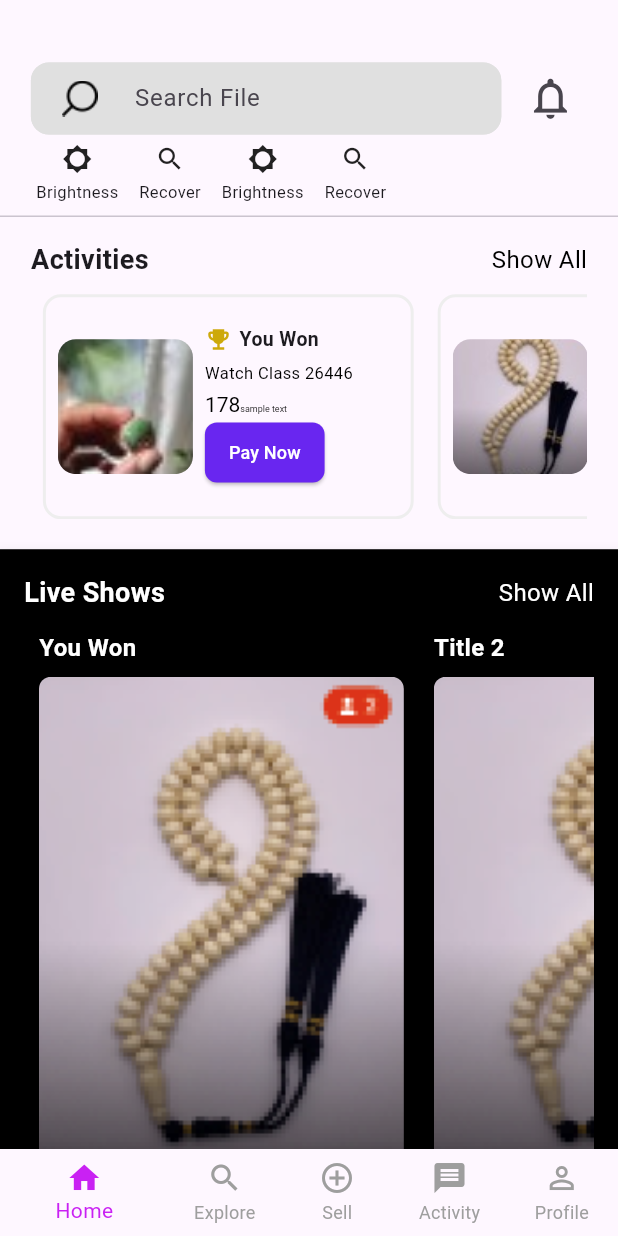
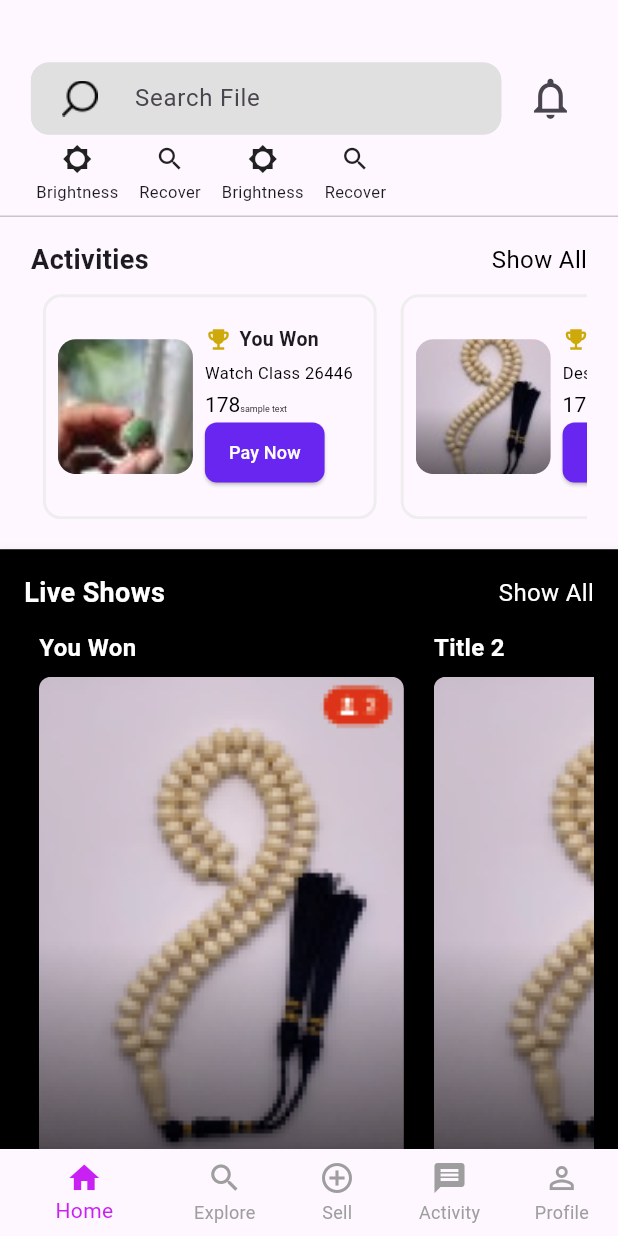
Before and after one commit to fatimatayyab/UI_project, a Flutter app: the screen it shows after launch, on a phone screen of 412 x 824 dp. Run offline on Flutter 3.47's test engine with Material 3 defaults, Android fonts, the phone set to English and light mode, and no system bars.

Commit message:
b_nav_improved

```diff
--- a/lib/components/activities.dart
+++ b/lib/components/activities.dart
@@ -12,7 +12,12 @@ class ActivitiesSection extends StatefulWidget {
 class _ActivitiesSectionState extends State<ActivitiesSection> {
   @override
   Widget build(BuildContext context) {
-    return  Column(
+    return LayoutBuilder(
+      builder: (context, constraints) {
+        // Example of adjusting layout based on available width
+        double itemWidth = constraints.maxWidth > 600 ? constraints.maxWidth * 0.4 : constraints.maxWidth * 0.6;
+
+        return Column(
           crossAxisAlignment: CrossAxisAlignment.start,
           children: [
             Row(
@@ -27,7 +32,7 @@ class _ActivitiesSectionState extends State<ActivitiesSection> {
                 ),
                 GestureDetector(
                   onTap: () {
-
+                    // Handle "Show All" tap
                   },
                   child: const Text(
                     'Show All',
@@ -47,13 +52,12 @@ class _ActivitiesSectionState extends State<ActivitiesSection> {
                 scrollDirection: Axis.horizontal,
                 itemCount: activities.length,
                 itemBuilder: (context, index) {
-               double screenWidth = MediaQuery.of(context).size.width;
                   Activity activity = activities[index];
 
                   return Container(
-               width: screenWidth * 0.6,
+                    width: itemWidth, // Use adjusted width based on layout
                     margin: const EdgeInsets.symmetric(horizontal: 8),
-                decoration:BoxDecoration(
+                    decoration: BoxDecoration(
                       color: Colors.transparent,
                       borderRadius: BorderRadius.circular(12),
                       border: Border.all(
@@ -78,17 +82,19 @@ class _ActivitiesSectionState extends State<ActivitiesSection> {
                                   fit: BoxFit.cover,
                                 ),
                               ),
-
                             ],
                           ),
                         ),
-                    Column(
+                        Expanded(
+                          child: Column(
                             crossAxisAlignment: CrossAxisAlignment.start,
                             mainAxisAlignment: MainAxisAlignment.center,
                             children: [
                               Row(
                                 children: [
-                               const Icon(Icons.emoji_events, color: Color.fromARGB(255, 205, 169, 10), size: 18),
+                                  const Icon(Icons.emoji_events,
+                                      color: Color.fromARGB(255, 205, 169, 10),
+                                      size: 18),
                                   const SizedBox(width: 5),
                                   Text(
                                     activity.title,
@@ -100,7 +106,6 @@ class _ActivitiesSectionState extends State<ActivitiesSection> {
                                 ],
                               ),
                               const SizedBox(height: 5),
-
                               Text(
                                 activity.description,
                                 style: const TextStyle(
@@ -110,7 +115,7 @@ class _ActivitiesSectionState extends State<ActivitiesSection> {
                               ),
                               const SizedBox(height: 5),
                               RichText(
-                             text:  TextSpan(
+                                text: TextSpan(
                                   text: activity.detail,
                                   style: const TextStyle(
                                     fontSize: 14,
@@ -122,41 +127,45 @@ class _ActivitiesSectionState extends State<ActivitiesSection> {
                                       style: const TextStyle(
                                         fontSize: 6,
                                         color: Colors.black,
-                                     fontFeatures: [FontFeature.superscripts()],
+                                        fontFeatures: [
+                                          FontFeature.superscripts()
+                                        ],
                                       ),
                                     ),
                                   ],
                                 ),
                               ),
-                            ElevatedButton(onPressed: () {},
+                              ElevatedButton(
+                                onPressed: () {},
                                 style: ElevatedButton.styleFrom(
-                              padding: const EdgeInsets.symmetric(horizontal: 16, vertical: 8),
+                                  padding: const EdgeInsets.symmetric(
+                                      horizontal: 16, vertical: 8),
                                   shape: RoundedRectangleBorder(
                                     borderRadius: BorderRadius.circular(8),
                                   ),
-                               backgroundColor: const Color.fromARGB(255, 105, 38, 240),
+                                  backgroundColor: const Color.fromARGB(
+                                      255, 105, 38, 240),
                                 ),
-                            child: Text( activity.bText,
-
+                                child: Text(
+                                  activity.bText,
                                   style: const TextStyle(
                                     color: Colors.white,
                                     fontSize: 12,
                                   ),
-                             ), )
-
-                      ],
+                                ),
                               )
                             ],
-                )
-
-
+                          ),
+                        ),
+                      ],
+                    ),
                   );
                 },
               ),
             ),
           ],
         );
-
-
+      },
+    );
   }
 }
--- a/lib/components/icon_label.dart
+++ b/lib/components/icon_label.dart
@@ -11,8 +11,8 @@ class IconLabelWidget extends StatelessWidget {
     return Column(
       mainAxisAlignment: MainAxisAlignment.center,
       children: [
-        Icon(icon, size: 20), // You can adjust the size as needed
-        const SizedBox(height: 4), // Space between icon and label
+        Icon(icon, size: 20),
+        const SizedBox(height: 4),
         Text(label, style: const TextStyle(fontSize: 11)), // Customize text style as needed
       ],
     );
--- a/lib/components/invite_banner.dart
+++ b/lib/components/invite_banner.dart
@@ -6,7 +6,7 @@ class InviteBanner extends StatelessWidget {
   @override
   Widget build(BuildContext context) {
     return Container(
-      padding: const EdgeInsets.symmetric(horizontal: 16.0, vertical: 8.0), // Reduced vertical padding
+      padding: const EdgeInsets.symmetric(horizontal: 16.0, vertical: 8.0),
       decoration: BoxDecoration(
         gradient: const LinearGradient(
           colors: [
--- a/lib/components/search_bar.dart
+++ b/lib/components/search_bar.dart
@@ -38,7 +38,7 @@ enabledBorder: OutlineInputBorder(
                         child: Image.asset(
                           'assets/images/magnifying-glass-icon.png',
                            width: 24.0, // Set a size for the icon
-                    height: 24.0, // Replace with your custom icon path
+                    height: 24.0,
                         ),
 
                       ),
--- a/lib/components/seller.dart
+++ b/lib/components/seller.dart
@@ -30,7 +30,7 @@ class _SellerWidgetState extends State<SellerWidget> {
               ),
               GestureDetector(
                 onTap: () {
-                  // Handle show all action
+
                 },
                 child: const Text(
                   'Show All',
--- a/lib/components/trending.dart
+++ b/lib/components/trending.dart
@@ -34,7 +34,7 @@ class _TrendingState extends State<Trending> {
         crossAxisAlignment: CrossAxisAlignment.start,
         children: [
           Row(
-            mainAxisAlignment: MainAxisAlignment.spaceBetween, // Aligns content to the left and right
+            mainAxisAlignment: MainAxisAlignment.spaceBetween,
             children: [
               const Text(
                 'Trending', // Change the title if needed
@@ -60,9 +60,9 @@ class _TrendingState extends State<Trending> {
               ),
             ],
           ),
-          const SizedBox(height: 10), // Adds spacing between the Row and ListView
+          const SizedBox(height: 10),
           SizedBox(
-            height: 250, // Adjust the height based on your design
+            height: 250,
             child: ListView.builder(
               scrollDirection: Axis.horizontal,
               itemCount: trendingsData.length, // Number of items
--- a/lib/home_screen.dart
+++ b/lib/home_screen.dart
@@ -1,6 +1,6 @@
 import 'package:flutter/material.dart';
 import 'package:test/components/activities.dart';
-import 'package:test/components/aunctions.dart';
+import 'package:test/components/auctions.dart';
 import 'package:test/components/icon_label.dart';
 import 'package:test/components/invite_banner.dart';
 import 'package:test/components/live_shows.dart';
@@ -17,6 +17,12 @@ class HomeScreen extends StatefulWidget {
 }
 
 class _HomeScreenState extends State<HomeScreen> {
+  int _currentIndex = 0;
+   void _onItemTapped(int index) {
+    setState(() {
+      _currentIndex = index;
+    });
+  }
    void _onSearchChanged(String value) {
     // Handle the search input changes here
    // Example of handling search input
@@ -80,7 +86,7 @@ class _HomeScreenState extends State<HomeScreen> {
             ),
                const SizedBox(height: 30.0,),
                const UpcomingShowsScreen(),
-               const AunctionsScreen(),
+               const AuctionsScreen(),
                const Trending(),
                Padding(
                     padding:  EdgeInsets.symmetric(horizontal: MediaQuery.of(context).size.width * 0.05),
@@ -97,6 +103,8 @@ class _HomeScreenState extends State<HomeScreen> {
           ),
       ),
          bottomNavigationBar: BottomNavigationBar(
+           currentIndex: _currentIndex, // Set the current index
+        onTap: _onItemTapped,
         items: const <BottomNavigationBarItem>[
           BottomNavigationBarItem(
             icon: Icon(Icons.home),
@@ -117,6 +125,7 @@ class _HomeScreenState extends State<HomeScreen> {
           BottomNavigationBarItem(
             icon: Icon(Icons.person_outline_sharp),
             label: 'Profile',
+
           ),
         ],
         selectedItemColor: const Color.fromARGB(255, 201, 33, 243), // Color for selected item
```
Also changed, not shown: lib/components/auctions.dart (renamed from lib/components/aunctions.dart, +4 -4 lines), 4 other files. Lines whose indentation alone changed are shown as unchanged.
